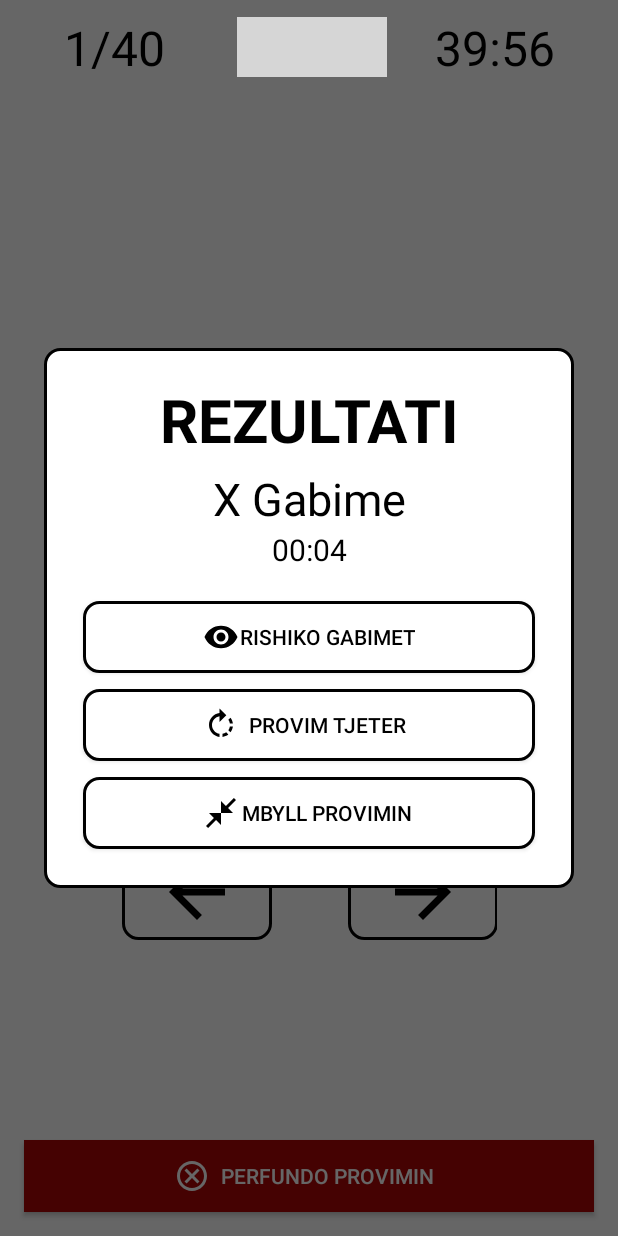
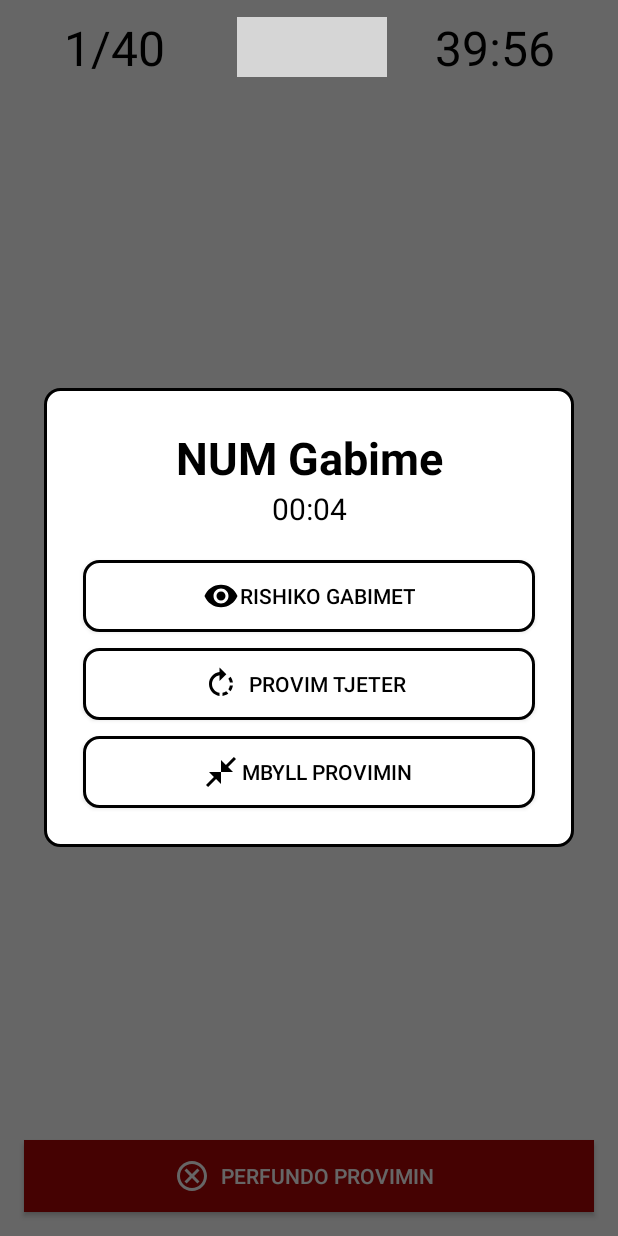
Before and after one commit to arsildo/DrivingLicenseProject, an Android app: the ExamActivity screen opened directly, with no data from a screen before it, after a tap on "PERFUNDO PROVIMIN", on a phone screen of 412 x 824 dp. Run offline under Robolectric (Android 15) with nearby library versions, the phone set to English and light mode, and no system bars; 1 other tap on this screen came first; grey boxes are pictures that could not be loaded.

Commit message:
ready for viewPager2

```diff
--- a/app/build.gradle
+++ b/app/build.gradle
@@ -45,6 +45,7 @@ dependencies {
     androidTestImplementation 'androidx.test.espresso:espresso-core:3.3.0'
 
     implementation "androidx.recyclerview:recyclerview:1.1.0"
+    implementation "androidx.viewpager2:viewpager2:1.0.0"
 
 
 }
--- a/app/src/main/java/com/drivinglicenseapk/activities/ExamActivity.kt
+++ b/app/src/main/java/com/drivinglicenseapk/activities/ExamActivity.kt
@@ -18,13 +18,14 @@ import java.util.*
 import java.util.concurrent.TimeUnit
 
 class ExamActivity : AppCompatActivity(){
-    private var ifExamEndedOnce = 0
+
+    private var ifExamAlreadyEnded = 0
+
     override fun onCreate(savedInstanceState: Bundle?) {
         super.onCreate(savedInstanceState)
         setContentView(R.layout.activity_exam)
 
 
-        /* Start Counting Time Being Used and Exam Timer */
         chronometer.apply {
             base = SystemClock.elapsedRealtime()
             format = "%02d:%02d"
@@ -33,29 +34,18 @@ class ExamActivity : AppCompatActivity(){
         startExamTimer()
 
 
-        /* Display Question List When clicked */
+
         questionListDialog.setOnClickListener {
             showQuestionList()
         }
 
-        /* End Exam and Display Results */
+
         endExam.setOnClickListener {
-            showTestResultDialog()
+            showExamResultDialog()
         }
 
 
     }
-
-    private fun generateExam(){
-        val questionStrings = arrayOf("Hello","Dude","What","Is","Up")
-        val overallImage = R.drawable.img_overall
-        val testImageOne = R.drawable.ic_back
-        val testImageTwo = R.drawable.ic_github
-        val questionImages = arrayOf(overallImage,testImageOne,testImageTwo,testImageOne)
-        val questionAnswers = arrayOf(false,true,false,true,false)
-
-    }
-
 
     override fun onBackPressed() {
         val exitPrompt = AlertDialog.Builder(this,R.style.AlertDialog)
@@ -67,7 +57,7 @@ class ExamActivity : AppCompatActivity(){
         exitPrompt.setNegativeButton("Jo"){_,_ -> }
         val dialog: AlertDialog = exitPrompt.create()
 
-        if (ifExamEndedOnce==0){
+        if (ifExamAlreadyEnded==0){
             dialog.show()
         }
         else {
@@ -80,7 +70,7 @@ class ExamActivity : AppCompatActivity(){
     private fun startExamTimer(){
         object : CountDownTimer(2401000, 1000){
             override fun onTick(millisUntilFinished: Long) {
-                examTimer.text= "" + millisUntilFinished/1000
+                examTimer.text = "${millisUntilFinished / 1000}"
                 val format = String.format(
                         Locale.getDefault(),
                         "%02d:%02d",
@@ -90,12 +80,13 @@ class ExamActivity : AppCompatActivity(){
                 examTimer.text = format
                 // Test Result Window //
                 endExam.setOnClickListener {
-                    showTestResultDialog()
+                    showExamResultDialog()
                     cancel()
 
                 }
             }
             override fun onFinish() {
+                showExamResultDialog()
                 cancel()
             }
 
@@ -123,8 +114,8 @@ class ExamActivity : AppCompatActivity(){
         questionListDialog.show()
     }
 
-    private fun showTestResultDialog(){
-        ifExamEndedOnce++
+    private fun showExamResultDialog(){
+        ifExamAlreadyEnded++
         val resultDialog = Dialog(this)
         resultDialog.apply {
             setContentView(R.layout.exam_result_dialog)
--- a/app/src/main/res/layout/activity_exam.xml
+++ b/app/src/main/res/layout/activity_exam.xml
@@ -1,21 +1,20 @@
 <?xml version="1.0" encoding="utf-8"?>
-<androidx.constraintlayout.widget.ConstraintLayout
-    xmlns:android="http://schemas.android.com/apk/res/android"
+<androidx.constraintlayout.widget.ConstraintLayout xmlns:android="http://schemas.android.com/apk/res/android"
     xmlns:app="http://schemas.android.com/apk/res-auto"
     xmlns:tools="http://schemas.android.com/tools"
     android:layout_width="match_parent"
     android:layout_height="match_parent"
-    tools:ignore="HardcodedText"
     android:background="@color/white"
-    android:orientation="vertical">
+    android:orientation="vertical"
+    tools:ignore="HardcodedText">
 
     <LinearLayout
         android:id="@+id/top_LinearLayout"
         android:layout_width="wrap_content"
         android:layout_height="wrap_content"
         android:layout_margin="8dp"
+        android:gravity="center"
         android:padding="2dp"
-        android:gravity="center"
         app:layout_constraintEnd_toEndOf="parent"
         app:layout_constraintStart_toStartOf="parent"
         app:layout_constraintTop_toTopOf="parent">
@@ -24,35 +23,35 @@
             android:id="@+id/currentQuestion"
             android:layout_width="wrap_content"
             android:layout_height="wrap_content"
+            android:layout_marginEnd="32dp"
             android:orientation="horizontal"
-            android:layout_marginEnd="32dp"
             android:text="1/40"
-            android:textSize="32sp"
-            android:textColor="@color/black"/>
+            android:textColor="@color/black"
+            android:textSize="32sp" />
 
 
         <ImageView
             android:id="@+id/questionListDialog"
-            android:background="@drawable/style_button_overall"
             android:layout_width="100dp"
             android:layout_height="40dp"
+            android:layout_gravity="center"
             android:layout_marginStart="16dp"
+            android:background="@drawable/style_button_overall"
+            android:contentDescription="ql"
+            android:gravity="center"
             android:padding="2dp"
-            android:layout_gravity="center"
-            android:gravity="center"
-            android:src="@drawable/ic_questions"
-            android:contentDescription="ql" />
+            android:src="@drawable/ic_questions" />
 
         <TextView
             android:id="@+id/examTimer"
             android:layout_width="match_parent"
             android:layout_height="match_parent"
+            android:layout_gravity="end"
             android:layout_marginStart="32dp"
-            android:layout_gravity="end"
             android:gravity="end"
             android:text="40:00"
             android:textColor="@color/black"
-            android:textSize="32sp"/>
+            android:textSize="32sp" />
 
 
     </LinearLayout>
@@ -68,12 +67,24 @@
         app:layout_constraintTop_toBottomOf="@+id/top_LinearLayout" />
 
 
+    <androidx.viewpager2.widget.ViewPager2
+        android:id="@+id/questionViewPager"
+        android:layout_width="wrap_content"
+        android:layout_height="wrap_content"
+        android:orientation="vertical"
+        android:layoutDirection="ltr"
+        app:layout_constraintBottom_toTopOf="@+id/endExam"
+        app:layout_constraintEnd_toEndOf="parent"
+        app:layout_constraintStart_toStartOf="parent"
+        app:layout_constraintTop_toBottomOf="@+id/chronometer" />
+
+    <!--
     <LinearLayout
         android:layout_width="wrap_content"
         android:layout_height="wrap_content"
         android:layout_gravity="center"
+        android:orientation="vertical"
         android:gravity="center"
-        android:orientation="vertical"
         android:padding="4dp"
         app:layout_constraintBottom_toTopOf="@+id/endExam"
         app:layout_constraintEnd_toEndOf="parent"
@@ -91,15 +102,18 @@
 
         <TextView
             android:id="@+id/questionString"
-            android:layout_width="match_parent"
+            android:layout_width="wrap_content"
             android:layout_height="wrap_content"
-            android:layout_marginTop="8dp"
-            android:layout_marginBottom="8dp"
+            android:layout_marginTop="4dp"
+            android:layout_marginBottom="4dp"
+            android:layout_marginStart="8dp"
+            android:layout_marginEnd="8dp"
             android:singleLine="false"
-            android:text="placeholder"
+            android:text="text"
+            android:textAllCaps="false"
             android:textAlignment="center"
             android:textColor="@color/black"
-            android:textSize="24sp" />
+            android:textSize="22sp" />
 
         <LinearLayout
             android:layout_width="match_parent"
@@ -113,7 +127,7 @@
                 android:layout_height="wrap_content"
                 android:layout_marginEnd="32dp"
                 android:buttonTint="@color/black"
-                android:text="Sakte"
+                android:text="True"
                 android:textColor="@color/black"
                 android:textSize="20sp" />
 
@@ -123,7 +137,7 @@
                 android:layout_height="wrap_content"
                 android:layout_marginStart="32dp"
                 android:buttonTint="@color/black"
-                android:text="Gabim"
+                android:text="False"
                 android:textColor="@color/black"
                 android:textSize="20sp" />
         </LinearLayout>
@@ -131,7 +145,7 @@
         <LinearLayout
             android:layout_width="match_parent"
             android:layout_height="wrap_content"
-            android:layout_marginTop="16dp"
+            android:layout_marginTop="8dp"
             android:gravity="center"
             android:orientation="horizontal">
 
@@ -159,6 +173,8 @@
 
     </LinearLayout>
 
+    -->
+
     <Button
         android:id="@+id/endExam"
         android:layout_width="match_parent"
--- a/app/src/main/res/layout/exam_result_dialog.xml
+++ b/app/src/main/res/layout/exam_result_dialog.xml
@@ -1,5 +1,5 @@
 <?xml version="1.0" encoding="utf-8"?>
-<androidx.constraintlayout.widget.ConstraintLayout
+<LinearLayout
     xmlns:android="http://schemas.android.com/apk/res/android"
     xmlns:app="http://schemas.android.com/apk/res-auto"
     xmlns:tools="http://schemas.android.com/tools"
@@ -27,22 +27,14 @@
 
 
         <TextView
-            android:id="@+id/mistakesTextScreenResult_TextView"
-            android:layout_width="match_parent"
-            android:layout_height="wrap_content"
-            android:text="REZULTATI"
-            android:textAlignment="center"
-            android:textColor="#000000"
-            android:textSize="40sp"
-            android:textStyle="bold" />
-
-        <TextView
+            android:id="@+id/numberOfMistakes"
             android:layout_width="match_parent"
             android:layout_height="wrap_content"
             android:layout_marginTop="5dp"
-            android:text="X Gabime"
+            android:text="NUM Gabime"
+            android:textStyle="bold"
             android:textAlignment="center"
-            android:textColor="#000000"
+            android:textColor="@color/black"
             android:textSize="30sp" />
 
         <TextView
@@ -52,7 +44,7 @@
             android:layout_marginBottom="15dp"
             android:text="time"
             android:textAlignment="center"
-            android:textColor="#000000"
+            android:textColor="@color/black"
             android:textSize="20sp" />
 
         <Button
@@ -63,7 +55,7 @@
             android:layout_margin="5dp"
             android:layout_marginTop="20dp"
             android:text="RISHIKO GABIMET"
-            android:textColor="#000000"
+            android:textColor="@color/black"
             android:drawableStart="@drawable/ic_review"
             android:paddingStart="80dp"
             android:paddingEnd="80dp"/>
@@ -76,7 +68,7 @@
             android:layout_margin="5dp"
             android:layout_marginTop="10dp"
             android:text="PROVIM TJETER"
-            android:textColor="#000000"
+            android:textColor="@color/black"
             android:drawableStart="@drawable/ic_redo"
             android:paddingStart="80dp"
             android:paddingEnd="80dp"/>
@@ -89,7 +81,7 @@
             android:layout_margin="5dp"
             android:layout_marginTop="10dp"
             android:text="MBYLL PROVIMIN"
-            android:textColor="#000000"
+            android:textColor="@color/black"
             android:drawableStart="@drawable/ic_close"
             android:paddingStart="80dp"
             android:paddingEnd="80dp"/>
@@ -97,4 +89,4 @@
     </LinearLayout>
 
 
-</androidx.constraintlayout.widget.ConstraintLayout>
+</LinearLayout>
```
Also changed, not shown: app/src/main/res/layout/item_question.xml (added, +95 -0 lines).
